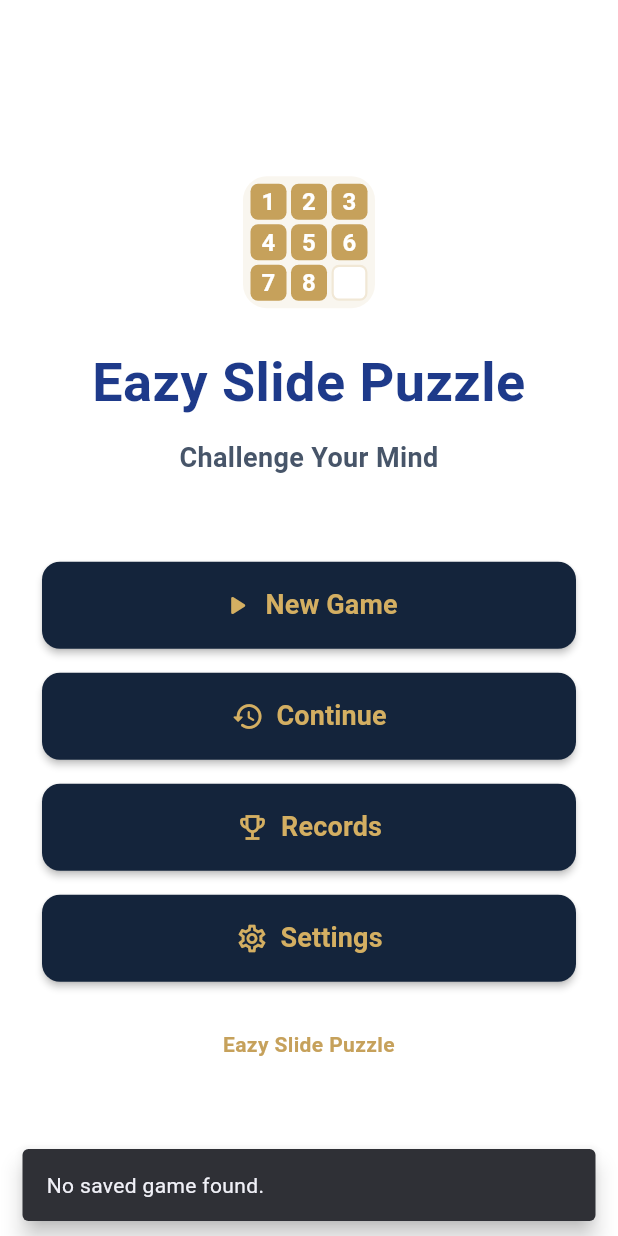
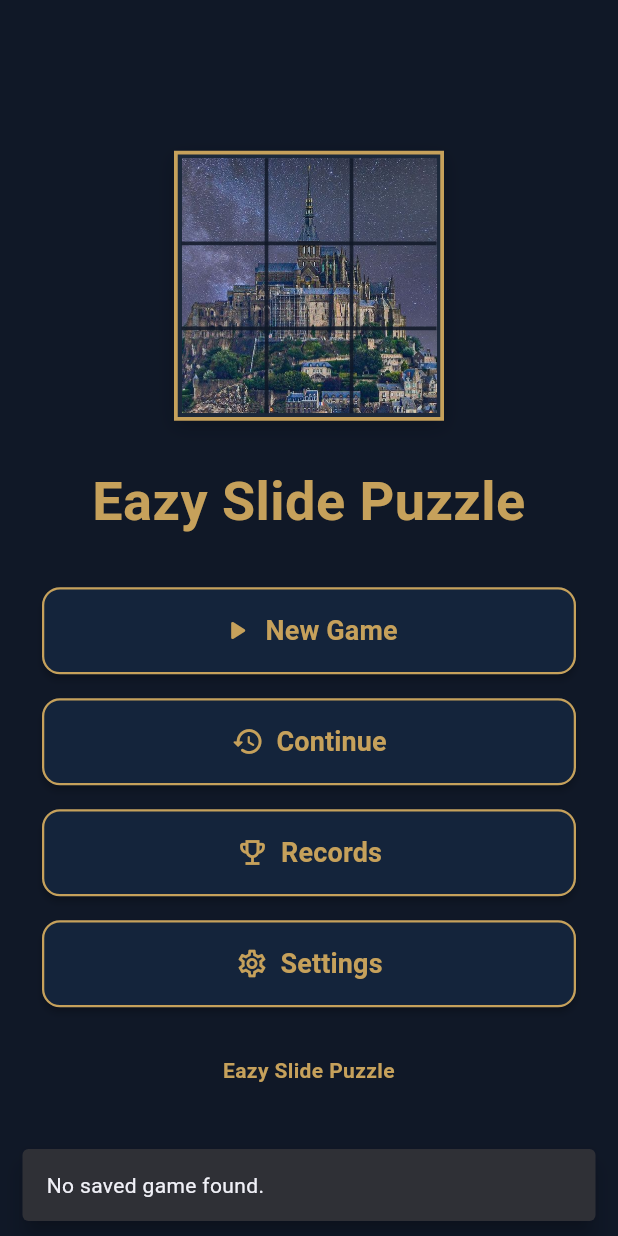
Before and after one commit to matsuda-valueapps/slide-puzzle-app-flutter, a Flutter app: the screen it shows after launch, after a tap on "Continue", on a phone screen of 412 x 824 dp. Run offline on Flutter 3.47's test engine with Material 3 defaults, Android fonts, the phone set to English and light mode, and no system bars; our stand-ins replace audioplayers, package_info_plus, shared_preferences.

Commit message:
Update home screen UI design

```diff
--- a/lib/pages/home_page.dart
+++ b/lib/pages/home_page.dart
@@ -28,7 +28,8 @@ class HomePage extends StatelessWidget {
   @override
   Widget build(BuildContext context) {
     return Scaffold(
-      backgroundColor: Colors.white,
+      // Game Settings画面と同じ背景色
+      backgroundColor: AppColors.background,
       body: SafeArea(
         child: LayoutBuilder(
           builder: (context, constraints) {
@@ -51,10 +52,10 @@ class HomePage extends StatelessWidget {
                         mainAxisAlignment: MainAxisAlignment.center,
                         crossAxisAlignment: CrossAxisAlignment.stretch,
                         children: [
-                          // スライドパズルロゴ
+                          // 写真を9分割したスライドパズルロゴ
                           const _SlidePuzzleLogo(),
 
-                          const SizedBox(height: 24),
+                          const SizedBox(height: 28),
 
                           // アプリタイトル
                           const Text(
@@ -63,25 +64,13 @@ class HomePage extends StatelessWidget {
                             style: TextStyle(
                               fontSize: 36,
                               fontWeight: FontWeight.bold,
-                              color: Color(0xFF1E3A8A),
+                              color: AppColors.primary,
                               letterSpacing: 0.3,
                             ),
                           ),
 
-                          const SizedBox(height: 12),
-
-                          // サブタイトル
-                          const Text(
-                            'Challenge Your Mind',
-                            textAlign: TextAlign.center,
-                            style: TextStyle(
-                              fontSize: 18,
-                              fontWeight: FontWeight.w600,
-                              color: Color(0xFF475569),
-                            ),
-                          ),
-
-                          const SizedBox(height: 56),
+                          // アプリ名とボタンの間隔を縮小
+                          const SizedBox(height: 32),
 
                           // New Game
                           GameButton(
@@ -89,6 +78,9 @@ class HomePage extends StatelessWidget {
                             icon: Icons.play_arrow_rounded,
                             height: 58,
                             fontSize: 18,
+                            backgroundColor: AppColors.buttonPrimary,
+                            textColor: AppColors.primary,
+                            borderColor: AppColors.primary,
                             onPressed: onNewGame,
                           ),
 
@@ -101,6 +93,8 @@ class HomePage extends StatelessWidget {
                             height: 58,
                             fontSize: 18,
                             backgroundColor: AppColors.buttonPrimary,
+                            textColor: AppColors.primary,
+                            borderColor: AppColors.primary,
                             onPressed: onContinue,
                           ),
 
@@ -113,6 +107,8 @@ class HomePage extends StatelessWidget {
                             height: 58,
                             fontSize: 18,
                             backgroundColor: AppColors.buttonPrimary,
+                            textColor: AppColors.primary,
+                            borderColor: AppColors.primary,
                             onPressed: onRecords,
                           ),
 
@@ -125,6 +121,8 @@ class HomePage extends StatelessWidget {
                             height: 58,
                             fontSize: 18,
                             backgroundColor: AppColors.buttonPrimary,
+                            textColor: AppColors.primary,
+                            borderColor: AppColors.primary,
                             onPressed: onSettings,
                           ),
 
@@ -154,81 +152,97 @@ class HomePage extends StatelessWidget {
   }
 }
 
-/// 3×3のスライドパズルをイメージしたロゴ
+/// 写真を3×3に分割したスライドパズルロゴ
+///
+/// picture_001.jpgを使用し、
+/// 9マスすべてに写真が表示されるロゴにする。
 class _SlidePuzzleLogo extends StatelessWidget {
   const _SlidePuzzleLogo();
 
   @override
   Widget build(BuildContext context) {
-    const double logoSize = 88;
-    const double spacing = 3;
+    // ロゴサイズを144から180に拡大
+    const double logoSize = 180;
 
     return Align(
       alignment: Alignment.center,
-      child: SizedBox.square(
-        dimension: logoSize,
-        child: Container(
-          padding: const EdgeInsets.all(5),
-          decoration: BoxDecoration(
-            color: AppColors.primary.withValues(alpha: 0.10),
-            borderRadius: BorderRadius.circular(16),
+      child: Container(
+        width: logoSize,
+        height: logoSize,
+        padding: const EdgeInsets.all(2.5),
+        decoration: BoxDecoration(
+          color: AppColors.cardBackground,
+          // 角丸なしの四角い外枠
+          border: Border.all(
+            color: AppColors.primary,
+            width: 2.5,
           ),
-          child: Column(
-            children: [
-              for (int row = 0; row < 3; row++) ...[
-                if (row > 0) const SizedBox(height: spacing),
-                Expanded(
-                  child: Row(
-                    children: [
-                      for (int column = 0; column < 3; column++) ...[
-                        if (column > 0) const SizedBox(width: spacing),
-                        Expanded(
-                          child: _buildTile(row, column),
-                        ),
-                      ],
-                    ],
-                  ),
-                ),
-              ],
-            ],
-          ),
+          boxShadow: [
+            BoxShadow(
+              color: Colors.black.withValues(alpha: 0.20),
+              blurRadius: 10,
+              offset: const Offset(0, 4),
+            ),
+          ],
         ),
-      ),
-    );
-  }
+        child: Stack(
+          fit: StackFit.expand,
+          children: [
+            // Pictureモードで使用している画像
+            // 角丸なしで表示
+            Image.asset(
+              'assets/images/picture_001.jpg',
+              fit: BoxFit.cover,
+            ),
 
-  /// 数字タイルまたは空白マスを生成
-  Widget _buildTile(int row, int column) {
-    final int number = row * 3 + column + 1;
-
-    // 右下を空白マスにする
-    if (number == 9) {
-      return Container(
-        decoration: BoxDecoration(
-          color: Colors.white,
-          borderRadius: BorderRadius.circular(5),
-          border: Border.all(
-            color: AppColors.primary.withValues(alpha: 0.25),
-            width: 1.5,
-          ),
-        ),
-      );
-    }
-
-    return Container(
-      alignment: Alignment.center,
-      decoration: BoxDecoration(
-        color: AppColors.primary,
-        borderRadius: BorderRadius.circular(5),
-      ),
-      child: Text(
-        '$number',
-        style: const TextStyle(
-          color: Colors.white,
-          fontSize: 16,
-          fontWeight: FontWeight.bold,
+            // 3×3のパズル盤面の区切り線
+            CustomPaint(
+              painter: _PuzzleLogoGridPainter(),
+              child: const SizedBox.expand(),
+            ),
+          ],
         ),
       ),
     );
   }
 }
+
+/// ロゴ上に3×3の区切り線を描画する
+class _PuzzleLogoGridPainter extends CustomPainter {
+  @override
+  void paint(Canvas canvas, Size size) {
+    final Paint paint = Paint()
+      ..color = AppColors.background.withValues(alpha: 0.85)
+      ..strokeWidth = 2.5
+      ..style = PaintingStyle.stroke;
+
+    // 縦方向の区切り線
+    for (int i = 1; i < 3; i++) {
+      final double x = size.width * i / 3;
+
+      canvas.drawLine(
+        Offset(x, 0),
+        Offset(x, size.height),
+        paint,
+      );
+    }
+
+    // 横方向の区切り線
+    for (int i = 1; i < 3; i++) {
+      final double y = size.height * i / 3;
+
+      canvas.drawLine(
+        Offset(0, y),
+        Offset(size.width, y),
+        paint,
+      );
+    }
+  }
+
+  @override
+  bool shouldRepaint(
+    covariant _PuzzleLogoGridPainter oldDelegate,
+  ) {
+    return false;
+  }
+}
```
